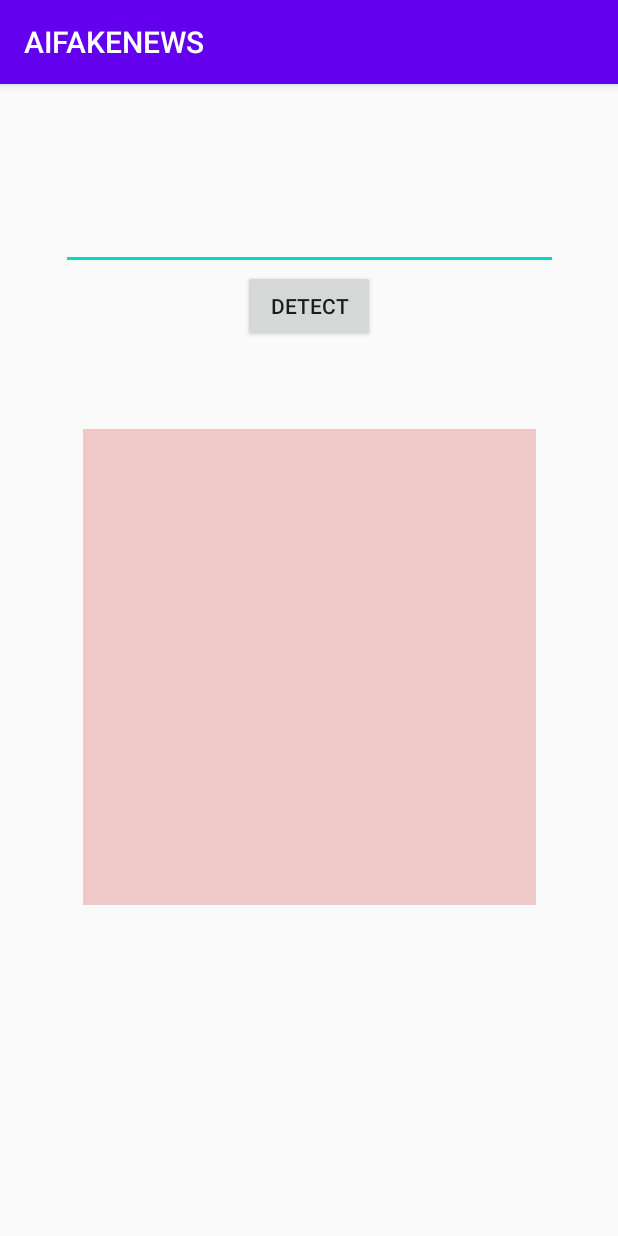
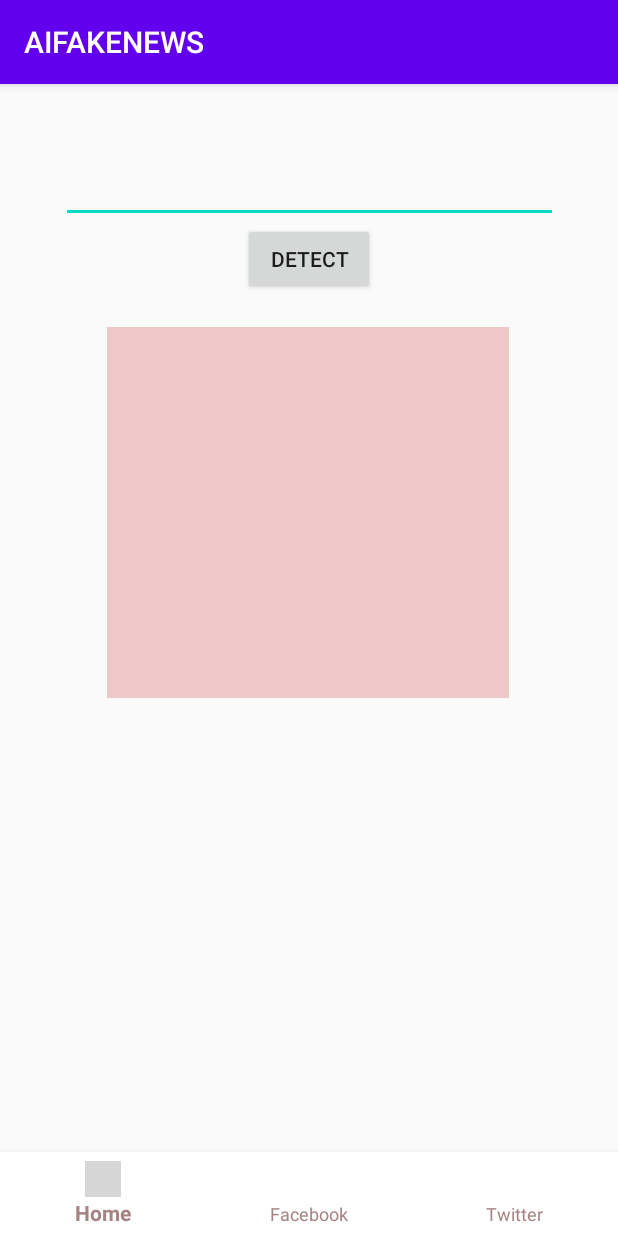
Before and after one commit to g-tapia/FakeNewsDetectionMobileApp, an Android app: the screen it shows after launch (MainActivity), on a phone screen of 412 x 824 dp. Run offline under Robolectric (Android 15) with nearby library versions, the light colour scheme and no system bars; grey boxes are pictures that could not be loaded.

Commit message:
Navigation Bar added, not fully working

```diff
--- a/app/build.gradle
+++ b/app/build.gradle
@@ -27,7 +27,10 @@ dependencies {
     implementation 'androidx.appcompat:appcompat:1.2.0'
     implementation 'androidx.constraintlayout:constraintlayout:2.0.4'
     implementation 'com.facebook.android:facebook-android-sdk:5.15.3'
+    implementation 'com.facebook.android:facebook-android-sdk:[5,6)'
     implementation 'com.squareup.picasso:picasso:2.71828'
+    implementation 'com.google.android.material:material:1.3.0'
+    implementation 'androidx.legacy:legacy-support-v4:1.0.0'
     testImplementation 'junit:junit:4.12'
     compile 'me.angrybyte.goose:goose:1.8.0'
     androidTestImplementation 'androidx.test.ext:junit:1.1.2'
--- a/app/src/main/java/com/example/aifakenews/FacebookActivity.java
+++ b/app/src/main/java/com/example/aifakenews/FacebookActivity.java
@@ -3,8 +3,13 @@ package com.example.aifakenews;
 import java.util.Arrays;
 import android.util.Log;
 import android.content.Intent;
+
+import androidx.annotation.NonNull;
 import androidx.appcompat.app.AppCompatActivity;
+import androidx.fragment.app.Fragment;
+
 import android.os.Bundle;
+import android.view.MenuItem;
 import android.widget.ImageView;
 import android.widget.TextView;
 
@@ -20,6 +25,7 @@ import com.facebook.appevents.AppEventsLogger;
 import com.facebook.login.LoginManager;
 import com.facebook.login.LoginResult;
 import com.facebook.login.widget.LoginButton;
+import com.google.android.material.bottomnavigation.BottomNavigationView;
 import com.squareup.picasso.Picasso;
 
 import org.json.JSONException;
@@ -31,7 +37,7 @@ public class FacebookActivity extends AppCompatActivity {
     private LoginButton loginButton;
     private ImageView imageView;
     private TextView textView;
-
+    private static final String TAG = "FacebookActivity";
     @Override
     protected void onCreate(Bundle savedInstanceState) {
         super.onCreate(savedInstanceState);
@@ -62,7 +68,9 @@ public class FacebookActivity extends AppCompatActivity {
                 System.out.println("Login Error");
             }
         });
+
     }
+
 
 
     @Override
--- a/app/src/main/java/com/example/aifakenews/LinkRunnable.java
+++ b/app/src/main/java/com/example/aifakenews/LinkRunnable.java
@@ -1,5 +1,6 @@
 package com.example.aifakenews;
 
+import android.app.Activity;
 import android.content.SharedPreferences;
 import android.net.Uri;
 import android.util.Log;
--- a/app/src/main/java/com/example/aifakenews/MainActivity.java
+++ b/app/src/main/java/com/example/aifakenews/MainActivity.java
@@ -1,12 +1,18 @@
 package com.example.aifakenews;
 
+import androidx.annotation.NonNull;
 import androidx.appcompat.app.AppCompatActivity;
+import androidx.fragment.app.Fragment;
 
+import android.content.Intent;
 import android.os.Bundle;
 import android.util.Log;
+import android.view.MenuItem;
 import android.view.View;
 import android.widget.EditText;
 import android.widget.TextView;
+
+import com.google.android.material.bottomnavigation.BottomNavigationView;
 
 public class MainActivity extends AppCompatActivity {
     EditText editText;
@@ -21,7 +27,38 @@ public class MainActivity extends AppCompatActivity {
         editText = findViewById(R.id.link);
         history = findViewById(R.id.history);
 
+        BottomNavigationView bottomNav = findViewById(R.id.bottom_nav);
+        bottomNav.setOnNavigationItemSelectedListener(navListener);
+
+        //getSupportFragmentManager().beginTransaction().replace(R.id.fragment_container, new HomeFragment());
     }
+
+    private BottomNavigationView.OnNavigationItemSelectedListener navListener =
+            new BottomNavigationView.OnNavigationItemSelectedListener() {
+                @Override
+                public boolean onNavigationItemSelected(@NonNull MenuItem item) {
+                    Fragment selectedFragment = null;
+                    switch (item.getItemId()){
+                        case R.id.Home_nav:
+                            //selectedFragment = new HomeFragment();
+                            //Log.d(TAG, "onNavigationItemSelected: " + selectedFragment);
+                            break;
+                        case R.id.Facebook_nav:
+                            Intent intent = new Intent(MainActivity.this, FacebookActivity.class);
+                            startActivity(intent);
+                            //selectedFragment = new FacebookFragment();
+                            //Log.d(TAG, "onNavigationItemSelected: " + selectedFragment);
+                            break;
+                        case R.id.Twitter_nav:
+                            //selectedFragment = new TwitterFragment();
+                            break;
+                    }
+                    //getSupportFragmentManager().beginTransaction().replace(R.id.fragment_container, selectedFragment);
+
+                    return true;
+                }
+            };
+
 
     public void onClick(View v){
         //editText.getText().toString();
--- a/app/src/main/res/layout/activity_main.xml
+++ b/app/src/main/res/layout/activity_main.xml
@@ -17,7 +17,7 @@
         app:layout_constraintEnd_toEndOf="parent"
         app:layout_constraintStart_toStartOf="parent"
         app:layout_constraintTop_toTopOf="parent"
-        app:layout_constraintVertical_bias="0.098" />
+        app:layout_constraintVertical_bias="0.054" />
 
     <Button
         android:id="@+id/button"
@@ -31,13 +31,42 @@
 
     <TextView
         android:id="@+id/history"
-        android:layout_width="302dp"
-        android:layout_height="317dp"
+        android:layout_width="268dp"
+        android:layout_height="247dp"
         android:background="#EFC8C8"
         app:layout_constraintBottom_toBottomOf="parent"
         app:layout_constraintEnd_toEndOf="parent"
+        app:layout_constraintHorizontal_bias="0.495"
         app:layout_constraintStart_toStartOf="parent"
         app:layout_constraintTop_toBottomOf="@+id/button"
-        app:layout_constraintVertical_bias="0.208" />
+        app:layout_constraintVertical_bias="0.056" />
+
+    <com.google.android.material.bottomnavigation.BottomNavigationView
+        android:id="@+id/bottom_nav"
+        android:layout_width="match_parent"
+        android:layout_height="56dp"
+        android:layout_marginTop="8dp"
+        android:background="#FFFFFF"
+        app:itemTextColor="#A58383"
+        app:layout_constraintBottom_toBottomOf="parent"
+        app:layout_constraintEnd_toEndOf="parent"
+        app:layout_constraintHorizontal_bias="0.0"
+        app:layout_constraintStart_toStartOf="parent"
+        app:layout_constraintTop_toBottomOf="@+id/history"
+        app:layout_constraintVertical_bias="1.0"
+        app:menu="@menu/bottom_navigation" />
+
+    <FrameLayout
+        android:id="@+id/fragment_container"
+        android:layout_width="match_parent"
+        android:layout_height="match_parent"
+        app:layout_constraintBottom_toTopOf="@+id/bottom_nav"
+        app:layout_constraintEnd_toEndOf="parent"
+        app:layout_constraintHorizontal_bias="0.0"
+        app:layout_constraintStart_toStartOf="parent"
+        app:layout_constraintTop_toTopOf="parent"
+        app:layout_constraintVertical_bias="0.803">
+
+    </FrameLayout>
 
 </androidx.constraintlayout.widget.ConstraintLayout>
--- /dev/null
+++ b/app/src/main/res/menu/bottom_navigation.xml
@@ -0,0 +1,14 @@
+<?xml version="1.0" encoding="utf-8"?>
+<menu xmlns:android="http://schemas.android.com/apk/res/android">
+
+    <item
+        android:id="@+id/Home_nav"
+        android:icon="@drawable/ic_action_home"
+        android:title="Home" />
+    <item
+        android:id="@+id/Facebook_nav"
+        android:title="Facebook" />
+    <item
+        android:id="@+id/Twitter_nav"
+        android:title="Twitter" />
+</menu>
--- a/app/src/main/res/values/strings.xml
+++ b/app/src/main/res/values/strings.xml
@@ -2,4 +2,6 @@
     <string name="app_name">AIFAKENEWS</string>
     <string name="facebook_app_id">422891998808963</string>
     <string name="fb_login_protocol_scheme">fb422891998808963</string>
+    <!-- TODO: Remove or change this placeholder text -->
+    <string name="hello_blank_fragment">Hello blank fragment</string>
 </resources>
```
